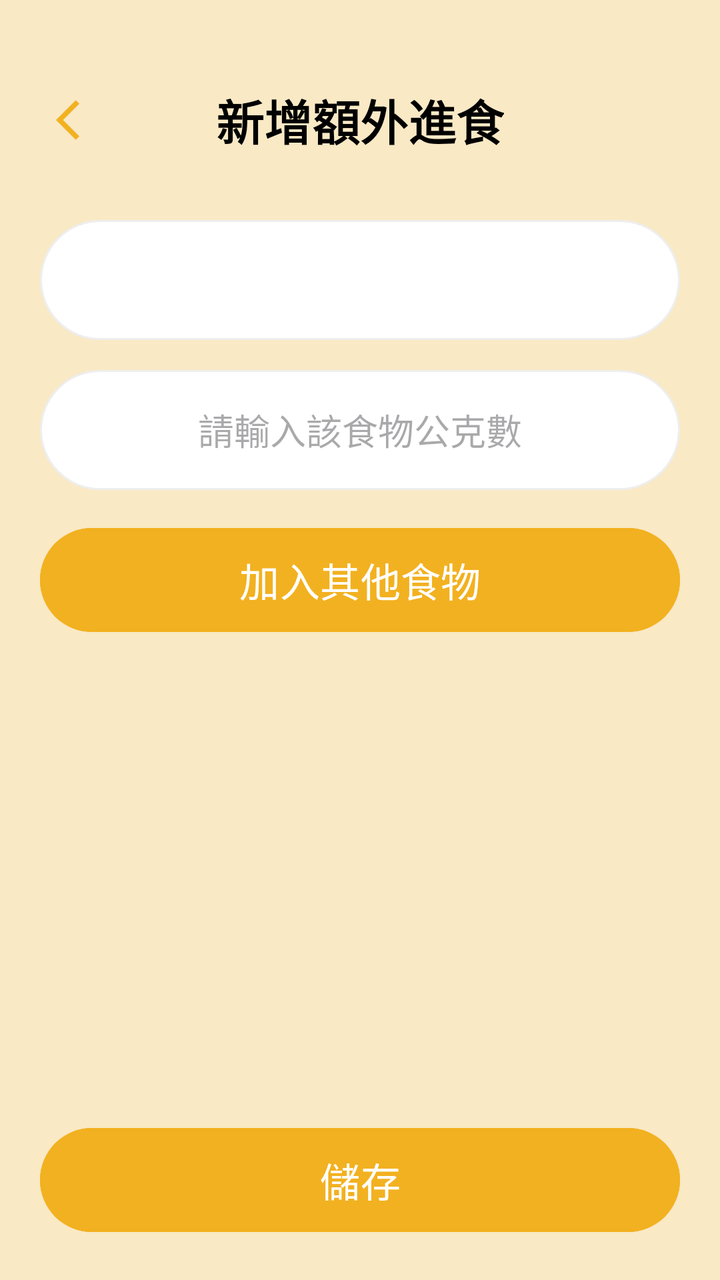
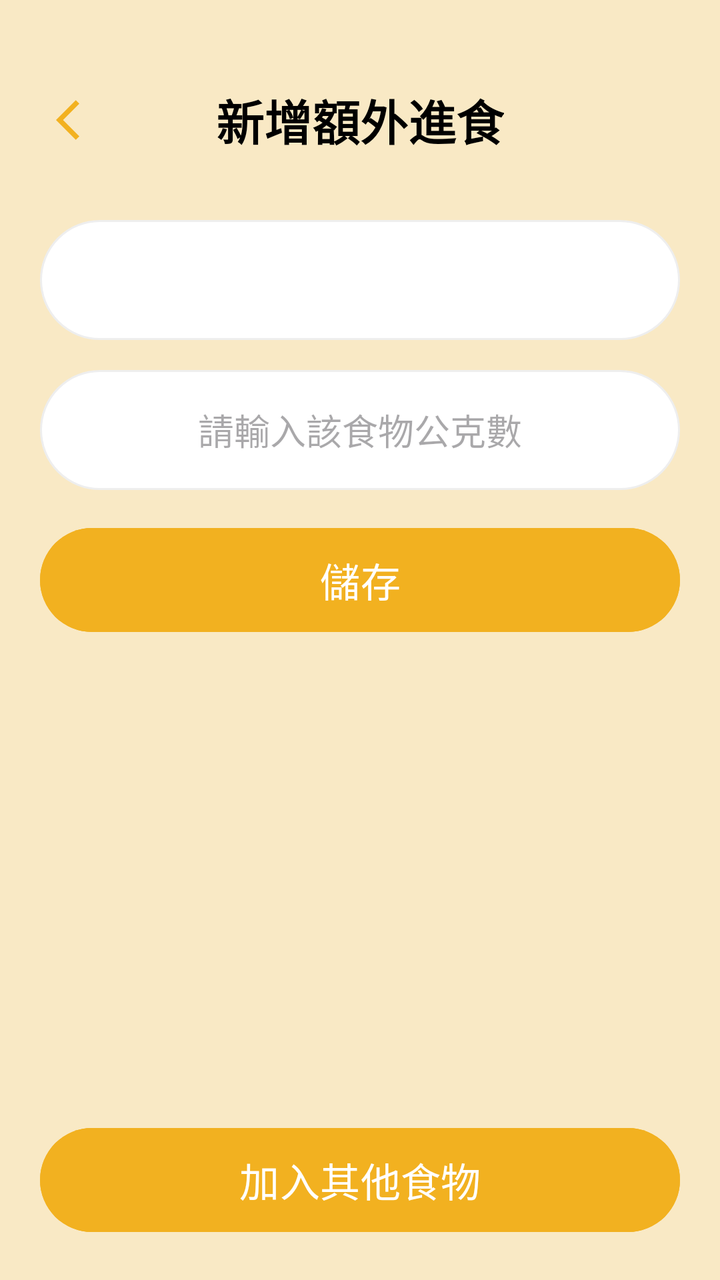

Two renders of the same Android screen: before a commit and after it. Below are the layout's source before the change and the commit's diff.
<!-- AndroidManifest.xml: application theme Theme.Pet_app -->
<!-- res/layout/activity_add_extra_feeding.xml -->
<?xml version="1.0" encoding="utf-8"?>
<LinearLayout xmlns:android="http://schemas.android.com/apk/res/android"
    xmlns:app="http://schemas.android.com/apk/res-auto"
    android:layout_width="match_parent"
    android:layout_height="match_parent"
    android:background="#F9E9C5"
    android:orientation="vertical"
    android:padding="20dp">

    <RelativeLayout
        android:layout_width="match_parent"
        android:layout_height="wrap_content"
        android:layout_marginTop="20dp"
        android:layout_marginBottom="30dp">

        <ImageButton
            android:id="@+id/btn_back"
            android:layout_width="40dp"
            android:layout_height="40dp"
            android:layout_centerVertical="true"
            android:background="?attr/selectableItemBackgroundBorderless"
            android:src="@drawable/ic_back_arrow" />

        <TextView
            android:layout_width="wrap_content"
            android:layout_height="wrap_content"
            android:layout_centerInParent="true"
            android:text="新增額外進食"
            android:textColor="#000000"
            android:textSize="24sp"
            android:textStyle="bold" />
    </RelativeLayout>

    <Spinner
        android:id="@+id/spinner_snacks"
        android:layout_width="match_parent"
        android:layout_height="60dp"
        android:background="@drawable/bg_white_rounded_capsule"
        android:paddingHorizontal="20dp" />

    <EditText
        android:id="@+id/et_grams"
        android:layout_width="match_parent"
        android:layout_height="60dp"
        android:layout_marginTop="15dp"
        android:background="@drawable/bg_white_rounded_capsule"
        android:gravity="center"
        android:hint="請輸入該食物公克數"
        android:inputType="numberDecimal"
        android:paddingHorizontal="20dp"
        android:textSize="18sp" />

    <Button
        android:id="@+id/btn_add_custom_food"
        android:layout_width="match_parent"
        android:layout_height="60dp"
        android:layout_marginTop="15dp"
        android:backgroundTint="#F2B120"
        android:text="加入其他食物"
        android:textColor="#FFFFFF"
        android:textSize="20sp"
        app:cornerRadius="30dp" />

    <View
        android:layout_width="match_parent"
        android:layout_height="0dp"
        android:layout_weight="1" />

    <Button
        android:id="@+id/btn_save_feeding"
        android:layout_width="match_parent"
        android:layout_height="60dp"
        android:backgroundTint="#F2B120"
        android:text="儲存"
        android:textColor="#FFFFFF"
        android:textSize="20sp"
        app:cornerRadius="30dp" />

</LinearLayout>
<!-- resources referenced by this layout -->
<resources>
  <!-- drawable bg_white_rounded_capsule (drawable) -->
  <?xml version="1.0" encoding="utf-8"?>
  <shape xmlns:android="http://schemas.android.com/apk/res/android">
      <solid android:color="#FFFFFF" />
      <corners android:radius="100dp" />
      <stroke android:width="1dp" android:color="#EEEEEE" />
  </shape>
  <!-- drawable ic_back_arrow (drawable) -->
  <vector xmlns:android="http://schemas.android.com/apk/res/android" android:autoMirrored="true" android:height="24dp" android:tint="#F2B120" android:viewportHeight="24" android:viewportWidth="24" android:width="24dp">
        
      <path android:fillColor="@android:color/white" android:pathData="M11.67,3.87L9.9,2.1 0,12l9.9,9.9 1.77,-1.77L3.54,12z"/>
      
  </vector>
  <style name="Theme.Pet_app" parent="Base.Theme.Pet_app" />
  <style name="Base.Theme.Pet_app" parent="Theme.Material3.DayNight.NoActionBar">
          
          
      </style>
</resources>

<!-- the commit's change to res/layout/activity_add_extra_feeding.xml (unified diff, before → after) -->
@@ -51,6 +51,22 @@
         android:textSize="18sp" />
 
     <Button
+        android:id="@+id/btn_save_feeding"
+        android:layout_width="match_parent"
+        android:layout_height="60dp"
+        android:layout_marginTop="15dp"
+        android:backgroundTint="#F2B120"
+        android:text="儲存"
+        android:textColor="#FFFFFF"
+        android:textSize="20sp"
+        app:cornerRadius="30dp" />
+
+    <View
+        android:layout_width="match_parent"
+        android:layout_height="348dp"
+        android:layout_weight="1" />
+
+    <Button
         android:id="@+id/btn_add_custom_food"
         android:layout_width="match_parent"
         android:layout_height="60dp"
@@ -61,19 +77,4 @@
         android:textSize="20sp"
         app:cornerRadius="30dp" />
 
-    <View
-        android:layout_width="match_parent"
-        android:layout_height="0dp"
-        android:layout_weight="1" />
-
-    <Button
-        android:id="@+id/btn_save_feeding"
-        android:layout_width="match_parent"
-        android:layout_height="60dp"
-        android:backgroundTint="#F2B120"
-        android:text="儲存"
-        android:textColor="#FFFFFF"
-        android:textSize="20sp"
-        app:cornerRadius="30dp" />
-
 </LinearLayout>
